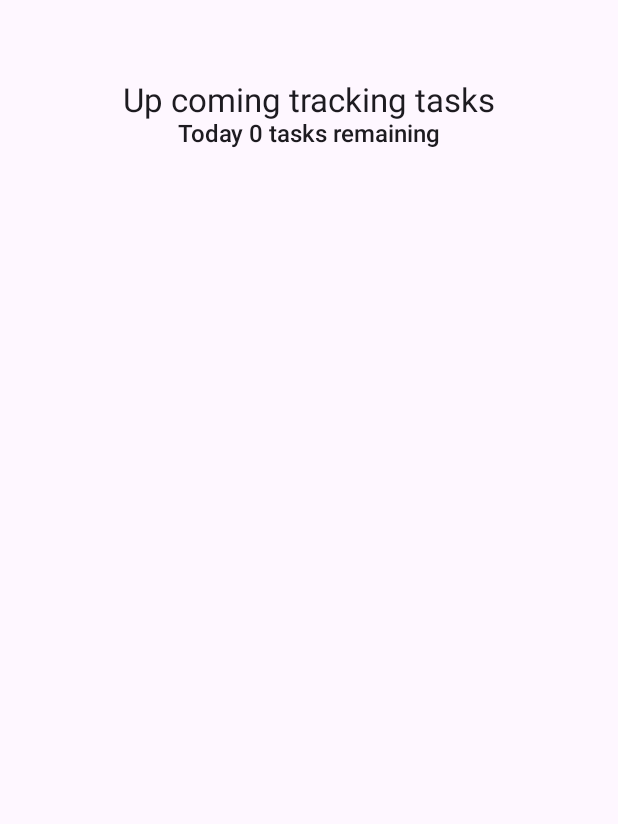
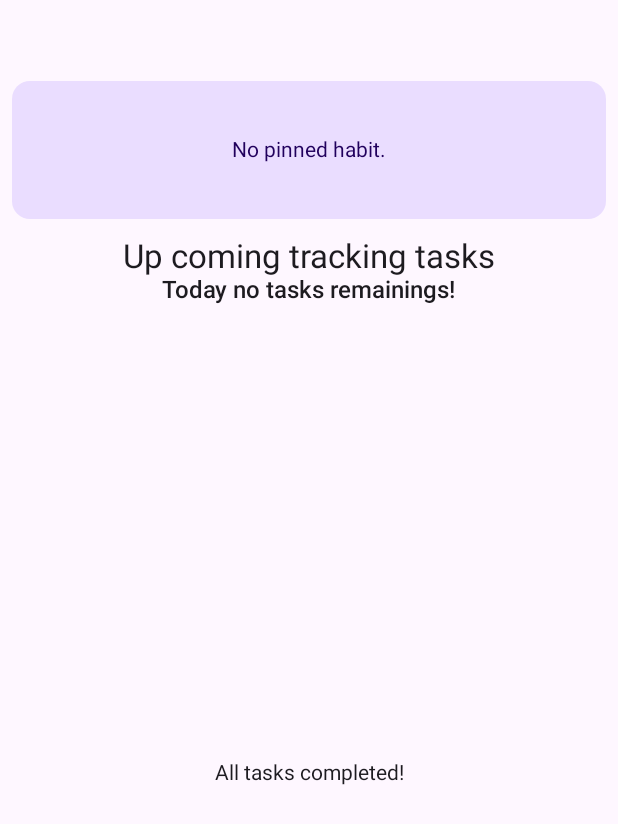
Before and after one commit to nekorush14/kutimu, an Android app built with Jetpack Compose: the composable HomeScreen shown on its own in the app's theme, on a phone screen of 412 x 824 dp. Shown: the top 824 px of the screen. Run offline under Robolectric (Android 15) with nearby library versions, the phone set to English and light mode, and no system bars.

Commit message:
Add: #3 No habit message and No task message.

```diff
--- a/app/src/main/java/dev/nekorush14/kutimu/ui/screen/HomeScreen.kt
+++ b/app/src/main/java/dev/nekorush14/kutimu/ui/screen/HomeScreen.kt
@@ -1,10 +1,12 @@
 package dev.nekorush14.kutimu.ui.screen
 
-import androidx.compose.foundation.layout.Arrangement
+import androidx.compose.foundation.layout.Box
 import androidx.compose.foundation.layout.Column
 import androidx.compose.foundation.layout.Row
 import androidx.compose.foundation.layout.Spacer
+import androidx.compose.foundation.layout.fillMaxSize
 import androidx.compose.foundation.layout.fillMaxWidth
+import androidx.compose.foundation.layout.height
 import androidx.compose.foundation.layout.padding
 import androidx.compose.foundation.layout.size
 import androidx.compose.foundation.layout.width
@@ -21,6 +23,7 @@ import androidx.compose.material3.Checkbox
 import androidx.compose.material3.HorizontalDivider
 import androidx.compose.material3.Icon
 import androidx.compose.material3.MaterialTheme
+import androidx.compose.material3.Surface
 import androidx.compose.material3.Text
 import androidx.compose.runtime.Composable
 import androidx.compose.ui.Alignment
@@ -29,6 +32,7 @@ import androidx.compose.ui.res.dimensionResource
 import androidx.compose.ui.res.stringResource
 import androidx.compose.ui.text.TextStyle
 import androidx.compose.ui.text.style.LineBreak
+import androidx.compose.ui.text.style.TextAlign
 import androidx.compose.ui.text.style.TextOverflow
 import androidx.compose.ui.tooling.preview.Preview
 import dev.nekorush14.kutimu.R
@@ -68,14 +72,45 @@ fun HomeScreen(
                 fontWeight = MaterialTheme.typography.displaySmall.fontWeight,
                 fontSize = MaterialTheme.typography.displaySmall.fontSize
             ),
-            modifier = Modifier.padding(start = dimensionResource(R.dimen.text_padding_small))
+            modifier = Modifier.padding(
+                start = dimensionResource(R.dimen.text_padding_small),
+                bottom = dimensionResource(R.dimen.text_padding_small)
             )
+        )
+        // Habit block
+        if (habits.isNotEmpty()) {
             repeat(habits.size) { index ->
                 HabitCard(habit = habits[index])
             }
+        } else {
+            Surface(
+                color = MaterialTheme.colorScheme.primaryContainer,
+                shape = MaterialTheme.shapes.medium,
+                modifier = modifier
+                    .fillMaxWidth()
+                    .padding(dimensionResource(R.dimen.card_padding_small))
+            ) {
+                Box(
+                    contentAlignment = Alignment.Center,
+                    modifier = Modifier
+                        .fillMaxWidth()
+                        .height(dimensionResource(R.dimen.box_height_medium))
+                        .padding(dimensionResource(R.dimen.list_padding_small))
+                ) {
+                    Text(
+                        text = stringResource(R.string.message_no_pinned_habits),
+                        textAlign = TextAlign.Center,
+                        style = TextStyle(
+                            fontWeight = MaterialTheme.typography.bodyMedium.fontWeight,
+                            fontSize = MaterialTheme.typography.bodyMedium.fontSize
+                        ),
+                    )
+                }
+            }
+        }
+        // Upcoming tracking tasks block
         Column(
             horizontalAlignment = Alignment.CenterHorizontally,
-            verticalArrangement = Arrangement.Center,
             modifier = Modifier
                 .fillMaxWidth()
                 .padding(
@@ -91,13 +126,18 @@ fun HomeScreen(
                 )
             )
             Text(
-                text = stringResource(R.string.message_today_tasks_remaining, remainingTaskCount),
+                text = if (remainingTaskCount > 0) stringResource(
+                    R.string.message_today_tasks_remaining,
+                    remainingTaskCount
+                ) else stringResource(R.string.message_no_tasks_remaining),
                 style = TextStyle(
                     fontWeight = MaterialTheme.typography.titleMedium.fontWeight,
                     fontSize = MaterialTheme.typography.titleMedium.fontSize
                 )
             )
         }
+        // Task list block
+        if (tasks.isNotEmpty()) {
             LazyColumn(
                 horizontalAlignment = Alignment.CenterHorizontally,
                 modifier = Modifier
@@ -108,6 +148,23 @@ fun HomeScreen(
                     HorizontalDivider(
                         color = MaterialTheme.colorScheme.onSurfaceVariant,
                         modifier = Modifier.padding(top = dimensionResource(R.dimen.list_padding_small))
+                    )
+                }
+            }
+        } else {
+            Box(
+                contentAlignment = Alignment.Center,
+                modifier = Modifier
+                    .fillMaxSize()
+                    .padding(dimensionResource(R.dimen.list_padding_small))
+            ) {
+                Text(
+                    text = stringResource(R.string.message_all_tasks_completed),
+                    textAlign = TextAlign.Center,
+                    style = TextStyle(
+                        fontWeight = MaterialTheme.typography.bodyMedium.fontWeight,
+                        fontSize = MaterialTheme.typography.bodyMedium.fontSize
+                    ),
                 )
             }
         }
@@ -205,7 +262,12 @@ fun TaskListItem(
     modifier: Modifier = Modifier
 ) {
     Row(
-        modifier = modifier.fillMaxWidth(),
+        modifier = modifier
+            .fillMaxWidth()
+            .padding(
+                top = dimensionResource(R.dimen.list_padding_small),
+                bottom = dimensionResource(R.dimen.list_padding_small)
+            )
     ) {
         Icon(
             imageVector = task.categoryIcon,
@@ -274,6 +336,18 @@ private fun HomeScreenPreview() {
 
 @Preview(showBackground = true)
 @Composable
+private fun HomeScreenWithoutHabitAndTaskPreview() {
+    KutimuTheme {
+        HomeScreen(
+            habits = emptyList(),
+            tasks = emptyList(),
+            greetingMessage = "Good morning!"
+        )
+    }
+}
+
+@Preview(showBackground = true)
+@Composable
 private fun HabitCardPreview() {
     KutimuTheme {
         HabitCard(
--- a/app/src/main/res/values/dimens.xml
+++ b/app/src/main/res/values/dimens.xml
@@ -9,4 +9,6 @@
     <dimen name="text_padding_small">4.dp</dimen>
     <dimen name="text_width_large">250.dp</dimen>
     <dimen name="list_padding_small">4.dp</dimen>
+    <dimen name="list_padding_medium">16.dp</dimen>
+    <dimen name="box_height_medium">92.dp</dimen>
 </resources>
--- a/app/src/main/res/values/strings.xml
+++ b/app/src/main/res/values/strings.xml
@@ -10,4 +10,7 @@
     <string name="message_good_evening">Good evening.</string>
     <string name="message_up_coming_tracking_tasks">Up coming tracking tasks</string>
     <string name="message_today_tasks_remaining">Today %1$s tasks remaining</string>
+    <string name="message_all_tasks_completed">All tasks completed!</string>
+    <string name="message_no_tasks_remaining">Today no tasks remainings!</string>
+    <string name="message_no_pinned_habits">No pinned habit.</string>
 </resources>
```
Also changed, not shown: app/src/main/java/dev/nekorush14/kutimu/data/HomeUiState.kt (+6 -1 lines), app/src/main/java/dev/nekorush14/kutimu/ui/KutimuApp.kt (+12 -1 lines), app/src/main/java/dev/nekorush14/kutimu/ui/viewmodel/KutimuViewModel.kt (+11 -2 lines). Lines whose indentation alone changed are shown as unchanged.
